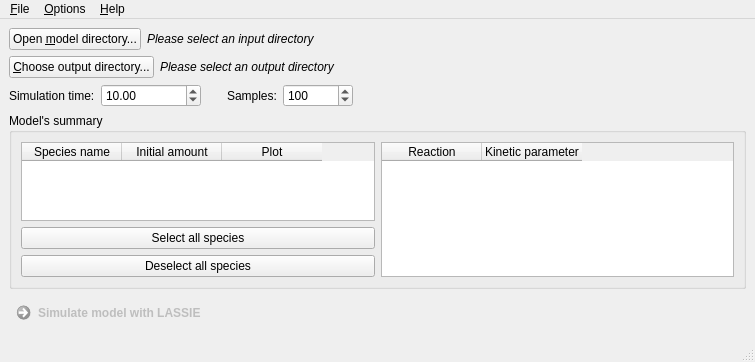
First picture: the form in lassie-gui.ui, repository aresio/LASSIE, before the edit.
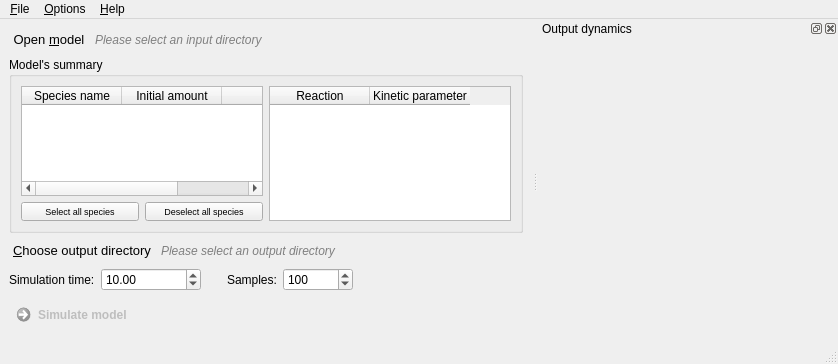
Second picture: the form after the edit. Icons and pictures are not drawn.

Diff of the .ui file:
```diff
--- a/lassie-gui.ui
+++ b/lassie-gui.ui
@@ -6,8 +6,8 @@
    <rect>
     <x>0</x>
     <y>0</y>
-    <width>755</width>
-    <height>362</height>
+    <width>838</width>
+    <height>364</height>
    </rect>
   </property>
   <property name="windowTitle">
@@ -24,11 +24,29 @@
      <layout class="QHBoxLayout" name="horizontalLayout">
       <item>
        <widget class="QPushButton" name="openmodelbutton">
+        <property name="font">
+         <font>
+          <pointsize>10</pointsize>
+         </font>
+        </property>
         <property name="styleSheet">
          <string notr="true"/>
         </property>
         <property name="text">
-         <string>Open &amp;model directory...</string>
+         <string>Open &amp;model</string>
+        </property>
+        <property name="icon">
+         <iconset resource="lassie-resources.qrc">
+          <normaloff>:/logo/open-directory.png</normaloff>:/logo/open-directory.png</iconset>
+        </property>
+        <property name="iconSize">
+         <size>
+          <width>32</width>
+          <height>32</height>
+         </size>
+        </property>
+        <property name="flat">
+         <bool>true</bool>
         </property>
        </widget>
       </item>
@@ -39,6 +57,9 @@
           <italic>true</italic>
          </font>
         </property>
+        <property name="styleSheet">
+         <string notr="true">color:gray</string>
+        </property>
         <property name="text">
          <string>Please select an input directory</string>
         </property>
@@ -59,12 +80,121 @@
       </item>
      </layout>
     </item>
+    <item>
+     <widget class="QGroupBox" name="groupBox">
+      <property name="title">
+       <string>Model's summary</string>
+      </property>
+      <layout class="QHBoxLayout" name="horizontalLayout_7">
+       <item>
+        <layout class="QVBoxLayout" name="verticalLayout_2">
+         <item>
+          <layout class="QHBoxLayout" name="horizontalLayout_4">
+           <item>
+            <widget class="QTableWidget" name="speciestable">
+             <property name="editTriggers">
+              <set>QAbstractItemView::NoEditTriggers</set>
+             </property>
+             <attribute name="verticalHeaderDefaultSectionSize">
+              <number>40</number>
+             </attribute>
+             <column>
+              <property name="text">
+               <string>Species name</string>
+              </property>
+             </column>
+             <column>
+              <property name="text">
+               <string>Initial amount</string>
+              </property>
+             </column>
+             <column>
+              <property name="text">
+               <string>Plot</string>
+              </property>
+             </column>
+            </widget>
+           </item>
+          </layout>
+         </item>
+         <item>
+          <layout class="QHBoxLayout" name="horizontalLayout_9">
+           <item>
+            <widget class="QPushButton" name="selallbutton">
+             <property name="font">
+              <font>
+               <pointsize>7</pointsize>
+              </font>
+             </property>
+             <property name="text">
+              <string>Select all species</string>
+             </property>
+            </widget>
+           </item>
+           <item>
+            <widget class="QPushButton" name="deselallbutton">
+             <property name="font">
+              <font>
+               <pointsize>7</pointsize>
+              </font>
+             </property>
+             <property name="text">
+              <string>Deselect all species</string>
+             </property>
+            </widget>
+           </item>
+          </layout>
+         </item>
+        </layout>
+       </item>
+       <item>
+        <layout class="QHBoxLayout" name="horizontalLayout_6">
+         <item>
+          <widget class="QTableWidget" name="reactionstable">
+           <property name="editTriggers">
+            <set>QAbstractItemView::NoEditTriggers</set>
+           </property>
+           <column>
+            <property name="text">
+             <string>Reaction</string>
+            </property>
+           </column>
+           <column>
+            <property name="text">
+             <string>Kinetic parameter</string>
+            </property>
+           </column>
+          </widget>
+         </item>
+        </layout>
+       </item>
+      </layout>
+     </widget>
+    </item>
     <item>
      <layout class="QHBoxLayout" name="horizontalLayout_2">
       <item>
        <widget class="QPushButton" name="outputdirectorybutton">
+        <property name="font">
+         <font>
+          <pointsize>10</pointsize>
+         </font>
+        </property>
         <property name="text">
-         <string>&amp;Choose output directory...</string>
+         <string>&amp;Choose output directory</string>
+        </property>
+        <property name="icon">
+         <iconset resource="lassie-resources.qrc">
+          <normaloff>:/logo/store-directory.png</normaloff>:/logo/store-directory.png</iconset>
+        </property>
+        <property name="iconSize">
+         <size>
+          <width>32</width>
+          <height>32</height>
+         </size>
+        </property>
+        <property name="flat">
+         <bool>true</bool>
         </property>
        </widget>
       </item>
@@ -75,6 +205,9 @@
           <italic>true</italic>
          </font>
         </property>
+        <property name="styleSheet">
+         <string notr="true">color:gray</string>
+        </property>
         <property name="text">
          <string>Please select an output directory</string>
         </property>
@@ -181,85 +314,21 @@
      </layout>
     </item>
     <item>
-     <widget class="QGroupBox" name="groupBox">
-      <property name="title">
-       <string>Model's summary</string>
-      </property>
-      <layout class="QHBoxLayout" name="horizontalLayout_7">
-       <item>
-        <layout class="QGridLayout" name="gridLayout">
-         <item row="1" column="0">
-          <widget class="QPushButton" name="selallbutton">
-           <property name="text">
-            <string>Select all species</string>
-           </property>
-          </widget>
-         </item>
-         <item row="0" column="0">
-          <layout class="QHBoxLayout" name="horizontalLayout_4">
-           <item>
-            <widget class="QTableWidget" name="speciestable">
-             <column>
-              <property name="text">
-               <string>Species name</string>
-              </property>
-             </column>
-             <column>
-              <property name="text">
-               <string>Initial amount</string>
-              </property>
-             </column>
-             <column>
-              <property name="text">
-               <string>Plot</string>
-              </property>
-             </column>
-            </widget>
-           </item>
-          </layout>
-         </item>
-         <item row="2" column="0">
-          <widget class="QPushButton" name="deselallbutton">
-           <property name="text">
-            <string>Deselect all species</string>
-           </property>
-          </widget>
-         </item>
-        </layout>
-       </item>
-       <item>
-        <layout class="QHBoxLayout" name="horizontalLayout_6">
-         <item>
-          <widget class="QTableWidget" name="reactionstable">
-           <column>
-            <property name="text">
-             <string>Reaction</string>
-            </property>
-           </column>
-           <column>
-            <property name="text">
-             <string>Kinetic parameter</string>
-            </property>
-           </column>
-          </widget>
-         </item>
-        </layout>
-       </item>
-      </layout>
-     </widget>
-    </item>
-    <item>
-     <widget class="QCommandLinkButton" name="simulatebutton">
-      <property name="enabled">
-       <bool>false</bool>
-      </property>
-      <property name="styleSheet">
-       <string notr="true"/>
-      </property>
-      <property name="text">
-       <string>Simulate model with LASSIE</string>
-      </property>
-     </widget>
+     <layout class="QHBoxLayout" name="horizontalLayout_8">
+      <item>
+       <widget class="QCommandLinkButton" name="simulatebutton">
+        <property name="enabled">
+         <bool>false</bool>
+        </property>
+        <property name="styleSheet">
+         <string notr="true"/>
+        </property>
+        <property name="text">
+         <string>Simulate model</string>
+        </property>
+       </widget>
+      </item>
+     </layout>
     </item>
    </layout>
   </widget>
@@ -268,7 +337,7 @@
     <rect>
      <x>0</x>
      <y>0</y>
-     <width>755</width>
+     <width>838</width>
      <height>21</height>
     </rect>
    </property>
@@ -299,6 +368,27 @@
    <addaction name="menu_Help"/>
   </widget>
   <widget class="QStatusBar" name="statusbar"/>
+  <widget class="QDockWidget" name="outputwidget">
+   <property name="minimumSize">
+    <size>
+     <width>300</width>
+     <height>42</height>
+    </size>
+   </property>
+   <property name="windowTitle">
+    <string>Output dynamics</string>
+   </property>
+   <attribute name="dockWidgetArea">
+    <number>2</number>
+   </attribute>
+   <widget class="QWidget" name="dockWidgetContents_2">
+    <layout class="QGridLayout" name="gridLayout_3">
+     <item row="0" column="0">
+      <layout class="QGridLayout" name="plotlayout"/>
+     </item>
+    </layout>
+   </widget>
+  </widget>
   <action name="action_Specify_LASSIE_s_executable_file">
    <property name="enabled">
     <bool>false</bool>
```
Left out of the diff: 2 changed lines with no effect on the pictures.
